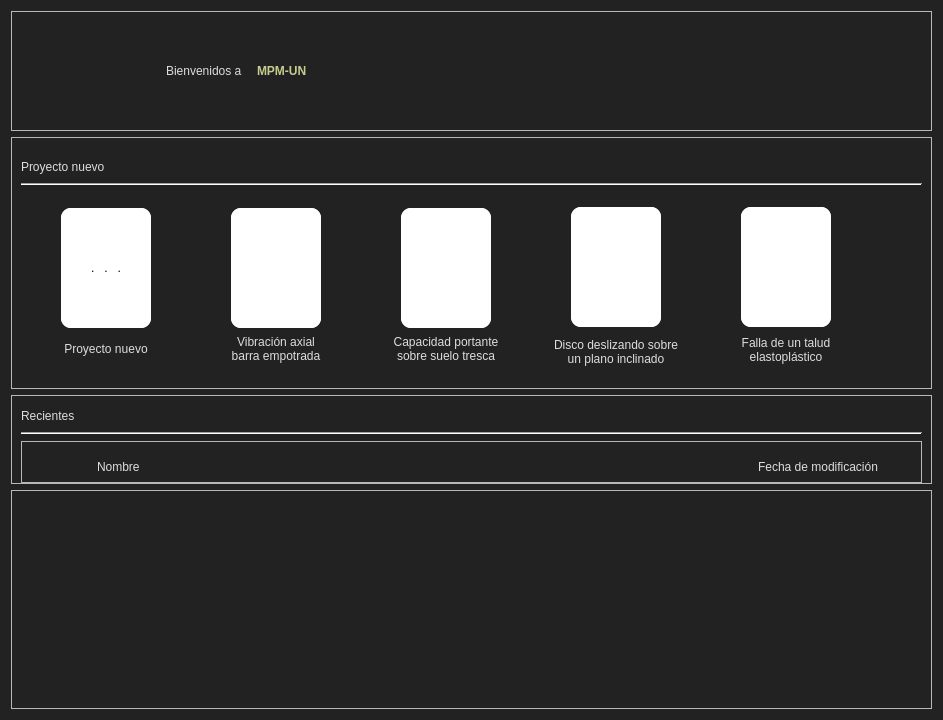
edwinar13/MPM-UN, file app/ui/frame_home.ui: the form before one commit.
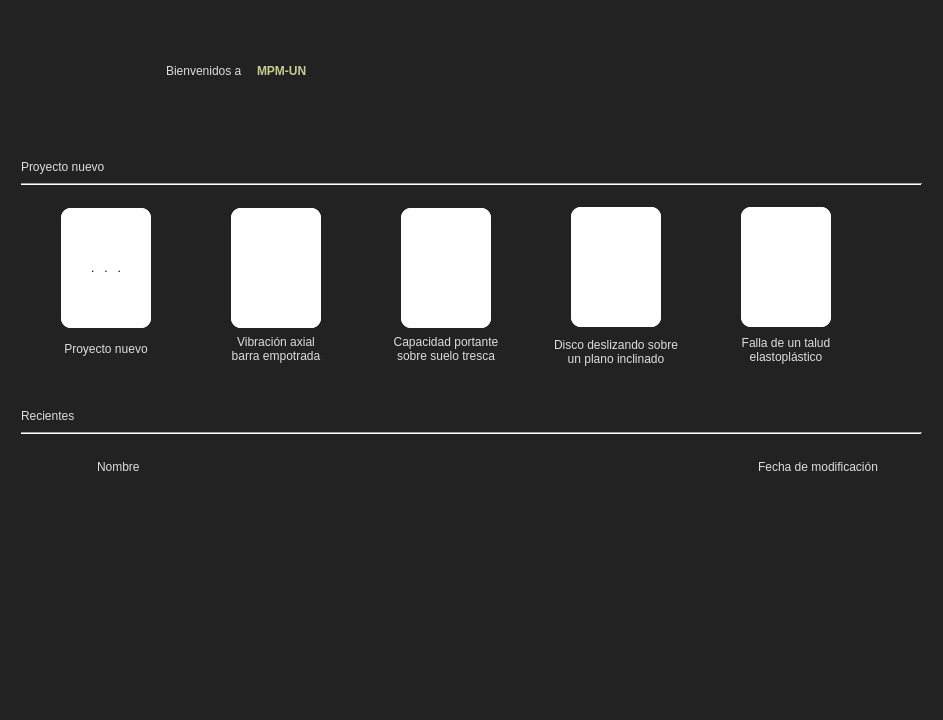
The form after the commit. Icons and pictures are not drawn.

Diff of the .ui file:
```diff
--- a/app/ui/frame_home.ui
+++ b/app/ui/frame_home.ui
@@ -55,6 +55,15 @@
 QFrame#frame_empty_home{
 background-color: #222222;
 }
+QFrame#frame_2,
+QFrame#frame_3,
+QFrame#frame_5,
+QFrame#frame_cardTitle,
+QFrame#frame{
+background-color: transparent;
+}
+
+
 
 /*######################      PAGE HOME      ############################*/
 
```
Left out of the diff: 100 changed lines with no effect on the pictures.
